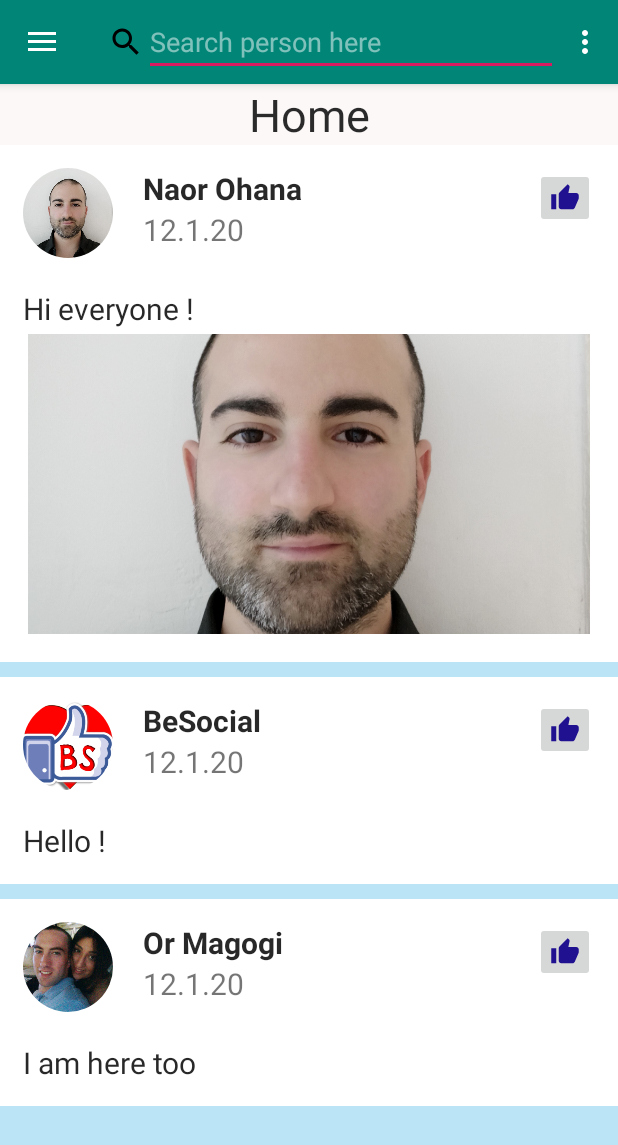
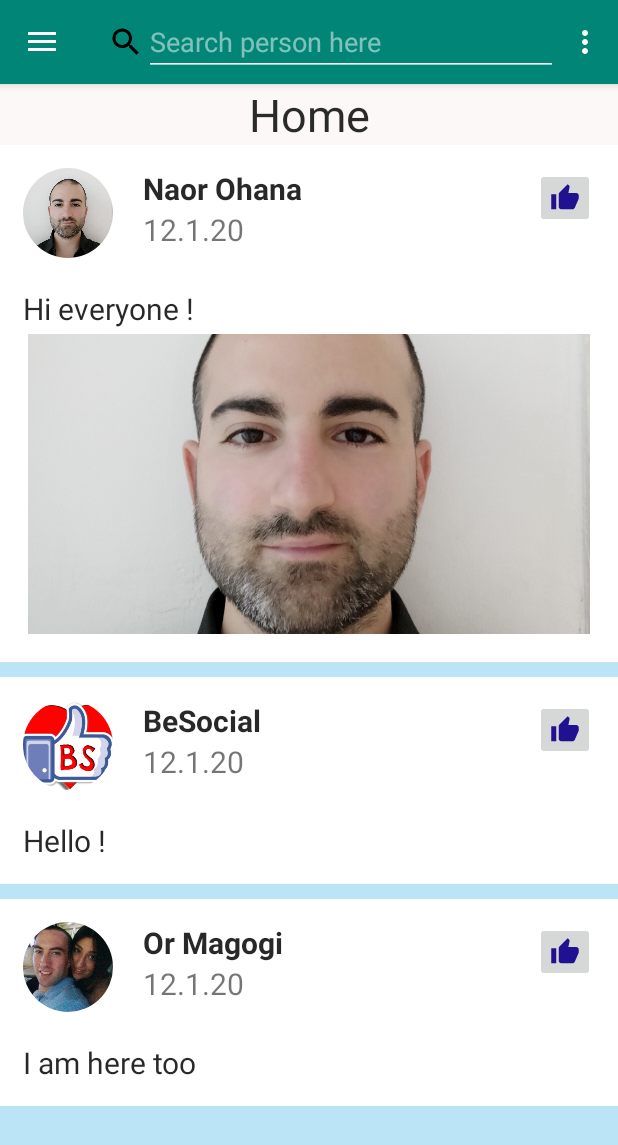
Before and after one commit to naor555666/BeSocial, an Android app: the screen it shows after launch once a user with an empty profile is signed in (MainActivity), on a phone screen of 412 x 824 dp. Shown: the top 1145 px of the screen. Run offline under Robolectric (Android 15) with nearby library versions, the phone set to English and light mode, and no system bars; our stand-ins replace CircleImageView, Firebase (no records; nobody signed in at launch, a user with empty details on screens opened directly), navigation-ui.

Commit message:
remove edit text focus

```diff
--- a/app/src/main/java/com/example/besocial/MainActivity.java
+++ b/app/src/main/java/com/example/besocial/MainActivity.java
@@ -60,8 +60,6 @@ public class MainActivity extends AppCompatActivity {
         fireBaseAuth = FirebaseAuth.getInstance();
         Toolbar toolbar = findViewById(R.id.toolbar);
         setSupportActionBar(toolbar);
-
-
 
         drawer = findViewById(R.id.drawer_layout);
         NavigationView navigationView = findViewById(R.id.nav_view);
--- a/app/src/main/java/com/example/besocial/ui/HomeFragment.java
+++ b/app/src/main/java/com/example/besocial/ui/HomeFragment.java
@@ -4,6 +4,7 @@ import android.os.Bundle;
 import android.view.LayoutInflater;
 import android.view.View;
 import android.view.ViewGroup;
+import android.view.inputmethod.InputMethodManager;
 import android.widget.TextView;
 
 import androidx.annotation.Nullable;
@@ -44,5 +45,6 @@ public class HomeFragment extends Fragment {
                 "Or Magogi", "12.1.20", "I am here too", null));
         RecyclerView.Adapter postsAdapter = new PostsAdapter(posts);
         postsRecyclerView.setAdapter(postsAdapter);
+
     }
 }
--- a/app/src/main/res/layout/app_bar_main.xml
+++ b/app/src/main/res/layout/app_bar_main.xml
@@ -16,7 +16,9 @@
             android:layout_width="match_parent"
             android:layout_height="?attr/actionBarSize"
             android:background="?attr/colorPrimary"
-            app:popupTheme="@style/AppTheme.PopupOverlay" >
+            app:popupTheme="@style/AppTheme.PopupOverlay"
+            android:focusable="true"
+            android:focusableInTouchMode="true">
 
             <ImageButton
                 android:id="@+id/imageButton"
@@ -30,7 +32,7 @@
                 android:layout_width="match_parent"
                 android:layout_height="wrap_content"
                 android:hint="@string/search_person_here"
-                android:inputType="text"/>
+                android:inputType="text" />
 
 
 
```
